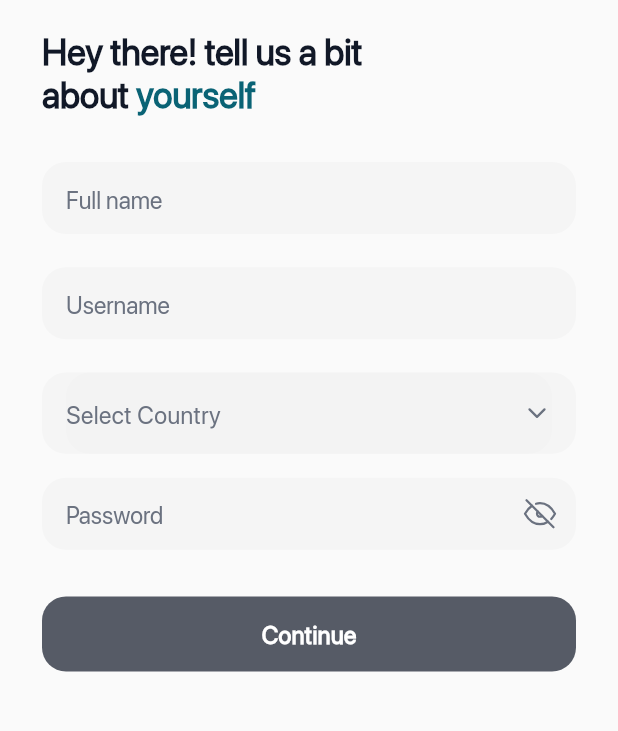
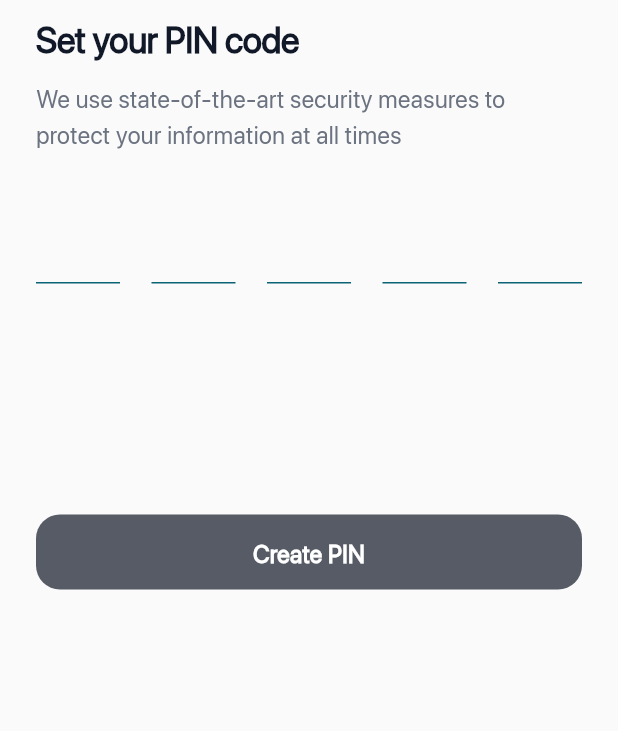
Before and after one commit to andymaking/Apex-Smartpay-App, a Flutter app: the screen it shows after launch, on a phone screen of 412 x 824 dp, the part 75-806 px from its top. Run offline on Flutter 3.47's test engine with Material 2 defaults, Android fonts, the phone set to English and light mode, and no system bars; drawn by our look-alikes of oktoast, pin_code_fields; our stand-ins replace dio, flutter_hooks, flutter_riverpod, flutter_screenutil, flutter_secure_storage, flutter_svg and 4 more; project files that could hold a hidden picture were left out.

Commit message:
implement set pin screen

```diff
--- a/lib/routes/locator.dart
+++ b/lib/routes/locator.dart
@@ -1,10 +1,11 @@
 import 'package:Smartpay/core/network_config.dart';
 import 'package:Smartpay/core/services/navigation_service.dart';
 import 'package:Smartpay/core/services/storage-service.dart';
-import 'package:Smartpay/ui/id/get_user_info_view_model.dart';
+import 'package:Smartpay/ui/create_user_info/get_user_info_view_model.dart';
+import 'package:Smartpay/ui/set_pin/set_pin_view_model.dart';
 import 'package:Smartpay/ui/sign_in/sign_in_view_model.dart';
 import 'package:Smartpay/ui/sign_up/sign_up_view_model.dart';
-import 'package:Smartpay/ui/verify_otp/email-verification.vm.dart';
+import 'package:Smartpay/ui/verify_otp/email_verification_view_model.dart';
 import 'package:dio/dio.dart';
 import 'package:flutter/material.dart';
 import 'package:get_it/get_it.dart';
@@ -39,6 +40,7 @@ dependenciesInjectorSetup() {
   getIt.registerFactory<SignUpViewModel>(() => SignUpViewModel());
   getIt.registerFactory<EmailVerificationViewModel>(() => EmailVerificationViewModel());
   getIt.registerFactory<GetUserInfoViewModel>(() => GetUserInfoViewModel());
+  getIt.registerFactory<SetUserPinViewModel>(() => SetUserPinViewModel());
 
   // Services
   getIt.registerLazySingleton<NavigationService>(() => NavigationService());
--- a/lib/routes/routes.dart
+++ b/lib/routes/routes.dart
@@ -1,8 +1,9 @@
 import 'package:Smartpay/ui/components/route_error_page.dart';
-import 'package:Smartpay/ui/id/get_user_info.dart';
+import 'package:Smartpay/ui/create_user_info/get_user_info.dart';
+import 'package:Smartpay/ui/set_pin/set_pin.dart';
 import 'package:Smartpay/ui/sign_in/sign_in.dart';
 import 'package:Smartpay/ui/sign_up/sign_up.dart';
-import 'package:Smartpay/ui/verify_otp/verify_otp.dart';
+import 'package:Smartpay/ui/verify_otp/verify_email_otp.dart';
 import 'package:flutter/material.dart';
 import 'package:provider/provider.dart';
 
@@ -12,7 +13,8 @@ class AppRoutes {
   static const signUp = '/signUp';
   static const onBoarding = '/onBoarding';
   static const verifyOtp = '/verifyOtp';
-  static const getUserInfo = '/id';
+  static const getUserInfo = '/createUserInfo';
+  static const setUserPin = '/setUserPin';
 }
 
 class AppRouter {
@@ -49,6 +51,12 @@ class AppRouter {
           settings: settings,
           fullscreenDialog: true,
         );
+      case AppRoutes.setUserPin:
+        return MaterialPageRoute<dynamic>(
+          builder: (_) => const SetUserPinScreen(),
+          settings: settings,
+          fullscreenDialog: true,
+        );
 
       default:
         return MaterialPageRoute<dynamic>(
--- a/lib/ui/id/get_user_info.dart
+++ b/lib/ui/create_user_info/get_user_info.dart
@@ -1,14 +1,14 @@
 import 'dart:async';
 import 'package:Smartpay/core/enum/view_state.dart';
 import 'package:Smartpay/routes/locator.dart';
+import 'package:Smartpay/routes/routes.dart';
 import 'package:Smartpay/theme/theme_config.dart';
-import 'package:Smartpay/ui/base_ui.dart';
 import 'package:Smartpay/ui/components/app_toolbar.dart';
 import 'package:Smartpay/ui/components/button.dart';
 import 'package:Smartpay/ui/components/country_view.dart';
 import 'package:Smartpay/ui/components/custom_textfield.dart';
 import 'package:Smartpay/ui/components/textfield_search.dart';
-import 'package:Smartpay/ui/id/get_user_info_view_model.dart';
+import 'package:Smartpay/ui/create_user_info/get_user_info_view_model.dart';
 import 'package:Smartpay/utils/app_text.dart';
 import 'package:Smartpay/utils/constants.dart';
 import 'package:flutter/material.dart';
@@ -175,7 +175,7 @@ class _GetUserInfoScreen extends State<GetUserInfoScreen> {
                         ),
                         AppButton(
                             onPressed: () {
-                              //TODO
+                              Navigator.of(context).pushNamed(AppRoutes.setUserPin);
                             },
                             title: "Continue",
                             enabled: isValidUserInfo ? true : false),
--- a/lib/ui/id/get_user_info_view_model.dart
+++ b/lib/ui/create_user_info/get_user_info_view_model.dart
@@ -74,11 +74,6 @@ class GetUserInfoViewModel extends BaseViewModel {
     notifyListeners();
   }
 
-  bool get hasInput {
-    return fullName != null && userName != null &&
-        country != null && password != null;
-  }
-
   void setSelectedCountry(name) {
     this.selectedCountryName = name;
     notifyListeners();
@@ -111,16 +106,16 @@ class GetUserInfoViewModel extends BaseViewModel {
 
   showError() {
     String errorMessage = "";
-    if (fullName == null || fullName!.isEmpty) {
+    if (fullName == null || fullName.isEmpty) {
       errorMessage = "${errorMessage}Please Enter your Full Name,  ";
     }
-    if (userName == null || userName!.isEmpty) {
+    if (userName == null || userName.isEmpty) {
       errorMessage = "${errorMessage}Please Enter your User Name,  ";
     }
-    if (country == null || country!.isEmpty) {
+    if (country == null || country.isEmpty) {
       errorMessage = "${errorMessage}Please select your Country,  ";
     }
-    if (password == null || password!.isEmpty) {
+    if (password == null || password.isEmpty) {
       errorMessage = "${errorMessage}Please Enter your Password,  ";
     }
     showCustomToast(errorMessage);
--- /dev/null
+++ b/lib/ui/set_pin/set_pin.dart
@@ -0,0 +1,175 @@
+import 'package:Smartpay/core/enum/view_state.dart';
+import 'package:Smartpay/routes/locator.dart';
+import 'package:Smartpay/theme/theme_config.dart';
+import 'package:Smartpay/ui/components/app_toolbar.dart';
+import 'package:Smartpay/ui/components/button.dart';
+import 'package:Smartpay/ui/set_pin/set_pin_view_model.dart';
+import 'package:Smartpay/utils/app_text.dart';
+import 'package:Smartpay/utils/constants.dart';
+import 'package:flutter/material.dart';
+import 'package:flutter_hooks/flutter_hooks.dart';
+import 'package:hooks_riverpod/hooks_riverpod.dart';
+import 'package:pin_code_fields/pin_code_fields.dart';
+
+final setUserPinProvider = ChangeNotifierProvider.autoDispose(
+        (ref) => getIt.get<SetUserPinViewModel>());
+
+final _validValidUserPinProvider = Provider.autoDispose<bool>((ref) {
+  return ref.watch(setUserPinProvider).isValidUserPin;
+});
+
+final validValidUserPinProvider = Provider.autoDispose<bool>((ref) {
+  return ref.watch(_validValidUserPinProvider);
+});
+
+final _userPinStateProvider = Provider.autoDispose<ViewState>((ref) {
+  return ref.watch(setUserPinProvider).viewState;
+});
+
+final userPinStateProvider = Provider.autoDispose<ViewState>((ref) {
+  return ref.watch(_userPinStateProvider);
+});
+class SetUserPinScreen extends StatefulHookWidget {
+
+  const SetUserPinScreen( {Key? key,})
+      : super(key: key);
+
+  @override
+  _SetPinScreenState createState() => _SetPinScreenState();
+}
+
+class _SetPinScreenState extends State<SetUserPinScreen> {
+
+  @override
+  void dispose() {
+    //_node.dispose();
+    super.dispose();
+  }
+
+  @override
+  Widget build(BuildContext context) {
+    final isValidUserPin = useProvider(validValidUserPinProvider);
+    final userPinViewState = useProvider(userPinStateProvider);
+    final model = context.read(setUserPinProvider);
+
+
+    return Scaffold(
+        resizeToAvoidBottomInset: false,
+        body: SafeArea(
+          child: SingleChildScrollView(
+            child: Column(
+              crossAxisAlignment: CrossAxisAlignment.start,
+              mainAxisSize: MainAxisSize.min,
+              children: [
+                const AppToolbar(),
+                Padding(
+                  padding: const EdgeInsets.only(left: 24.0, right: 24),
+                  child: Column(
+                    crossAxisAlignment: CrossAxisAlignment.start,
+                    children: [
+                      AppTextView.getAppTextViewBold(
+                          AppStrings.setYourPinCode),
+                      const SizedBox(
+                        height: 12,
+                      ),
+                      AppTextView.getAppTextView(AppStrings.weUseStateOfTheArt,
+                          textAlign: TextAlign.left,
+                          weight: FontWeight.w500),
+                      const SizedBox(
+                        height: 32,
+                      ),
+                      PinCodeTextField(
+                        controller: model.pinController,
+                        //focusNode: _node,
+                        appContext: context,
+
+                        pastedTextStyle: TextStyle(
+                            fontFamily: AppStrings.fontFamily,
+                            color: ThemeConfig.darkColor,
+                            fontSize: AppFontSizes.headingFontSize24,
+                            fontWeight: FontWeight.w700,
+                            fontStyle: FontStyle.normal,
+                            decoration: TextDecoration.none,
+                            height: 1.3),
+                        length: 5,
+                        obscureText: true,
+                        obscuringCharacter: '●',
+                        animationType: AnimationType.fade,
+                        validator: (v) {
+                          if (v!.length < 5) {
+                            return "Please enter you five digit pin.";
+                          } else {
+                            return null;
+                          }
+                        },
+                        pinTheme: PinTheme(
+                          borderWidth: 1,
+                          selectedColor: ThemeConfig.darkAccent,
+                          inactiveColor:
+                          ThemeConfig.darkAccent,
+                          //borderRadius: BorderRadius.circular(12),
+                          fieldHeight: 56,
+                          fieldWidth: 56,
+                        ),
+                        cursorColor: ThemeConfig.darkAccent,
+                        animationDuration:
+                        const Duration(milliseconds: 300),
+                        textStyle:
+                        const TextStyle(fontSize: 16, height: 1.6),
+                        enableActiveFill: false,
+                        keyboardType: TextInputType.number,
+                        onCompleted: (v) {},
+                        onChanged: (value) {
+                          model.setPin(value);
+                          model.validUserInfo();
+                          print(value);
+                        },
+                        beforeTextPaste: (text) {
+                          print("Allowing to paste $text");
+                          return true;
+                        },
+                      ),
+                      const SizedBox(
+                        height: 30,
+                      ),
+                      if (model.viewState == ViewState.idle)
+                        Center(
+                          child: TextButton(
+                            onPressed: () {},
+                            child: Center(
+                              child: Row(
+                                mainAxisSize: MainAxisSize.min,
+                                children: [
+
+                                ],
+                              ),
+                            ),
+                          ),
+                        ),
+                      if (model.viewState == ViewState.loading)
+                        const Center(
+                          child: CircularProgressIndicator(),
+                        )
+                    ],
+                  ),
+                ),
+                const SizedBox(
+                  height: 50,
+                ),
+                Sized24Container(
+                  child: AppButton(
+                      onPressed: () {
+                        //TODO
+                      },
+                      title: AppStrings.createPin,
+                      enabled: isValidUserPin
+                          ? true
+                          : false),
+                ),
+              ],
+            ),
+          ),
+        )
+    );
+  }
+}
--- a/lib/ui/splash_screen/splash_screen.dart
+++ b/lib/ui/splash_screen/splash_screen.dart
@@ -25,7 +25,7 @@ class _SplashScreenState extends State<SplashScreen>
       ..forward()
       ..addStatusListener((status) {
         if (status == AnimationStatus.completed) {
-          Navigator.of(context).pushReplacementNamed(AppRoutes.getUserInfo);
+          Navigator.of(context).pushReplacementNamed(AppRoutes.setUserPin);
         }
       });
   }
--- a/lib/ui/verify_otp/verify_otp.dart
+++ b/lib/ui/verify_otp/verify_email_otp.dart
@@ -6,7 +6,7 @@ import 'package:Smartpay/utils/otp_timer_utils.dart';
 import 'package:pin_code_fields/pin_code_fields.dart';
 import 'package:Smartpay/ui/base_ui.dart';
 import 'package:Smartpay/ui/components/app_toolbar.dart';
-import 'package:Smartpay/ui/verify_otp/email-verification.vm.dart';
+import 'package:Smartpay/ui/verify_otp/email_verification_view_model.dart';
 import 'package:Smartpay/utils/app_text.dart';
 import 'package:Smartpay/utils/constants.dart';
 import 'package:flutter/material.dart';
--- a/lib/utils/constants.dart
+++ b/lib/utils/constants.dart
@@ -16,11 +16,13 @@ class AppStrings {
   static String signUp = "Sign Up";
   static String signIn = "Sign In";
   static String createA = "Create a ";
+  static String createPin = "Create PIN";
   static String account = "account";
   static String yourself = "yourself";
   static String fullName = "Full name";
   static String userName = "Username";
   static String country = "Select Country";
+  static String setYourPinCode = "Set your PIN code";
   static String forgotPassword = "Forgot Password?";
   static String dontHaveAnAccount = "Don’t have an account? ";
   static String alreadyHaveAnAccount = "Already have an account? ";
@@ -28,6 +30,8 @@ class AppStrings {
   static String weSentACode = "We send a code to ( %s ). "
       "Enter it here to verify your identity";
   static String heyThereTellUs = "Hey there! tell us a bit \nabout ";
+  static String weUseStateOfTheArt = "We use state-of-the-art security measures "
+      "to protect your information at all times";
 
 }
 
--- a/pubspec.yaml
+++ b/pubspec.yaml
@@ -39,18 +39,13 @@ dependencies:
   intl: ^0.18.0
   shared_preferences: ^2.0.17
   flutter_secure_storage: ^7.0.1
-#  country_list_pick: ^1.0.1+6
   country_picker: ^2.0.19
   modal_bottom_sheet: ^2.1.2
-#  hooks_riverpod: ^2.1.3
-#  flutter_hooks: ^0.18.5+1
   flutter_hooks: ^0.17.0
   hooks_riverpod: ^0.14.0+4
   http: ^0.13.5
   hive: ^2.2.3
   hive_flutter: ^1.1.0
-#  hive: ^2.0.4
-#  hive_flutter: ^1.1.0
   json_annotation: ^4.8.0
   pretty_dio_logger: ^1.1.1
   logger: ^1.1.0
```
Also changed, not shown: lib/ui/set_pin/set_pin_view_model.dart (added, +42 -0 lines), lib/ui/verify_otp/email_verification_view_model.dart (renamed from lib/ui/verify_otp/email-verification.vm.dart).
